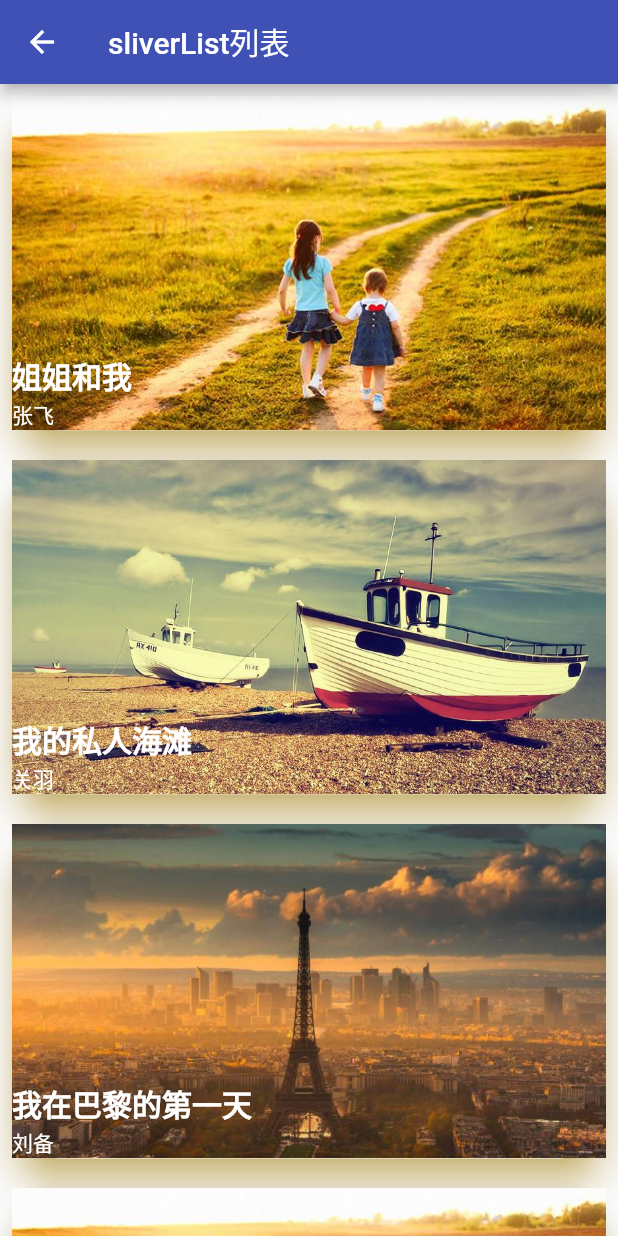
After one commit to king2088/flutter_widget_demo, a Flutter app: the SliverListDemo screen opened by its route, on a phone screen of 412 x 824 dp. The commit adds this screen. Run offline on Flutter 3.47's test engine with Material 2 defaults, Android fonts, the phone set to English and light mode, and no system bars.

Commit message:
add sliver widget and route

```diff
--- a/lib/Home/home.dart
+++ b/lib/Home/home.dart
@@ -117,6 +117,27 @@ class _HomePageState extends State<HomePage> {
       'title': '网格视图三',
       'description': 'GridView.builder创建网格布局的页面',
       'router': '/grid3'
+    },
+    {
+      'title': '网格视图四',
+      'description': '基于SliverGrid创建网格布局的页面',
+      'router': '/sliver'
+    },
+    {
+      'title': 'sliver列表',
+      'description': '基于SliverList创建列表',
+      'router': '/sliver-list'
+    },
+    {
+      'title': 'sliver AppBar可影藏的appbar',
+      'description': '基于SliverAppBar创建的appBar，可以自动隐藏',
+      'router': '/sliver-bar'
+    },
+    {'title': '路由实例', 'description': 'Navigator实现路由跳转、回退等', 'router': '/route'},
+    {
+      'title': '点击水波纹动画效果',
+      'description': 'InkWell部件配置水波纹动画效果',
+      'router': '/inkwell'
     }
   ];
 
--- a/lib/model/list_view_data.dart
+++ b/lib/model/list_view_data.dart
@@ -21,4 +21,34 @@ final List<ListViewData> listViewData = [
     author: '刘备',
     imgUrl: 'assets/3.png',
   ),
+  ListViewData(
+    title: '姐姐和我2',
+    author: '张飞',
+    imgUrl: 'assets/1.jpg',
+  ),
+  ListViewData(
+    title: '我的私人海滩2',
+    author: '关羽',
+    imgUrl: 'assets/2.jpg',
+  ),
+  ListViewData(
+    title: '我在巴黎的第一天2',
+    author: '刘备',
+    imgUrl: 'assets/3.png',
+  ),
+  ListViewData(
+    title: '姐姐和我3',
+    author: '张飞',
+    imgUrl: 'assets/1.jpg',
+  ),
+  ListViewData(
+    title: '我的私人海滩3',
+    author: '关羽',
+    imgUrl: 'assets/2.jpg',
+  ),
+  ListViewData(
+    title: '我在巴黎的第一天3',
+    author: '刘备',
+    imgUrl: 'assets/3.png',
+  ),
 ];
--- /dev/null
+++ b/lib/widget/sliver_list_demo.dart
@@ -0,0 +1,71 @@
+import 'package:flutter/material.dart';
+import '../model/list_view_data.dart';
+
+class SliverListDemo extends StatelessWidget {
+  const SliverListDemo({Key key}) : super(key: key);
+
+  @override
+  Widget build(BuildContext context) {
+    return Scaffold(
+      appBar: AppBar(
+        title: Text('sliverList列表'),
+      ),
+      body: CustomScrollView(
+        slivers: <Widget>[
+          SliverPadding(
+            padding: EdgeInsets.all(8),
+            sliver: SliverList(
+              delegate: SliverChildBuilderDelegate(
+                (BuildContext context, int index) {
+                  return Padding(
+                    padding: EdgeInsets.only(bottom: 20),
+                    child: Material(
+                      borderRadius: BorderRadius.circular(32),
+                      elevation: 10,
+                      shadowColor: Colors.amber,
+                      child: Stack(
+                        children: <Widget>[
+                          AspectRatio(
+                            aspectRatio: 16 / 9,
+                            child: Image.asset(
+                              listViewData[index].imgUrl,
+                              fit: BoxFit.cover,
+                            ),
+                          ),
+                          Positioned(
+                            left: 0,
+                            bottom: 0,
+                            child: Column(
+                              crossAxisAlignment: CrossAxisAlignment.start,
+                              children: <Widget>[
+                                Text(
+                                  listViewData[index].title,
+                                  style: TextStyle(
+                                    fontWeight: FontWeight.bold,
+                                    color: Colors.white,
+                                    fontSize: 20,
+                                  ),
+                                ),
+                                Text(
+                                  listViewData[index].author,
+                                  style: TextStyle(
+                                    color: Colors.white,
+                                  ),
+                                ),
+                              ],
+                            ),
+                          ),
+                        ],
+                      ),
+                    ),
+                  );
+                },
+                childCount: listViewData.length,
+              ),
+            ),
+          ),
+        ],
+      ),
+    );
+  }
+}
```
Also changed, not shown: lib/main.dart (+10 -0 lines), lib/widget/inkWell_demo.dart (added, +33 -0 lines), lib/widget/router_demo.dart (added, +35 -0 lines), lib/widget/sliver_appBar_demo.dart (added, +92 -0 lines), lib/widget/sliver_grid_demo.dart (added, +53 -0 lines).
